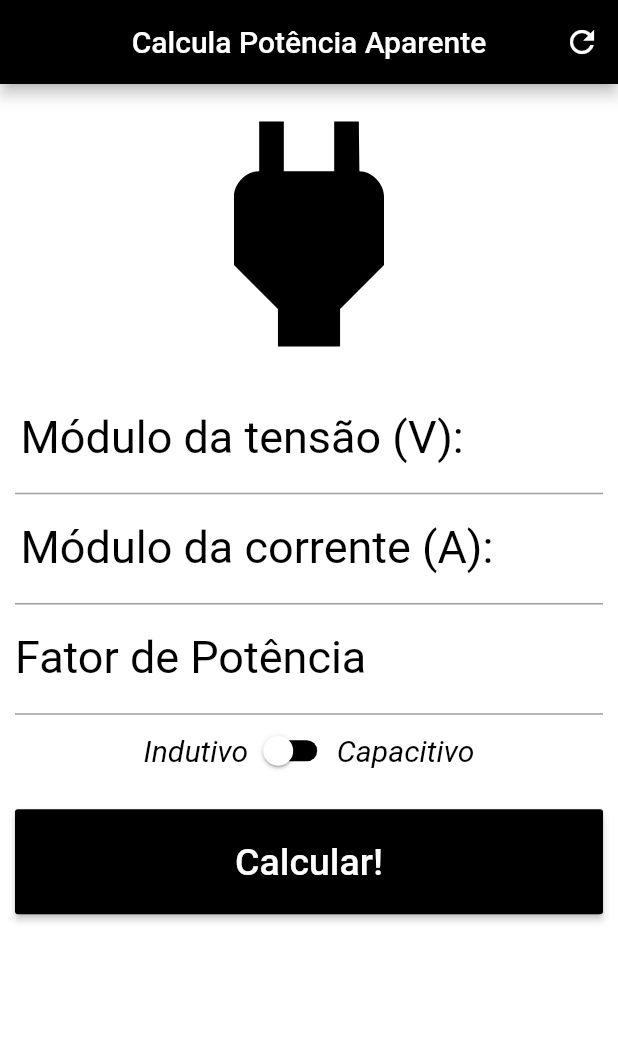
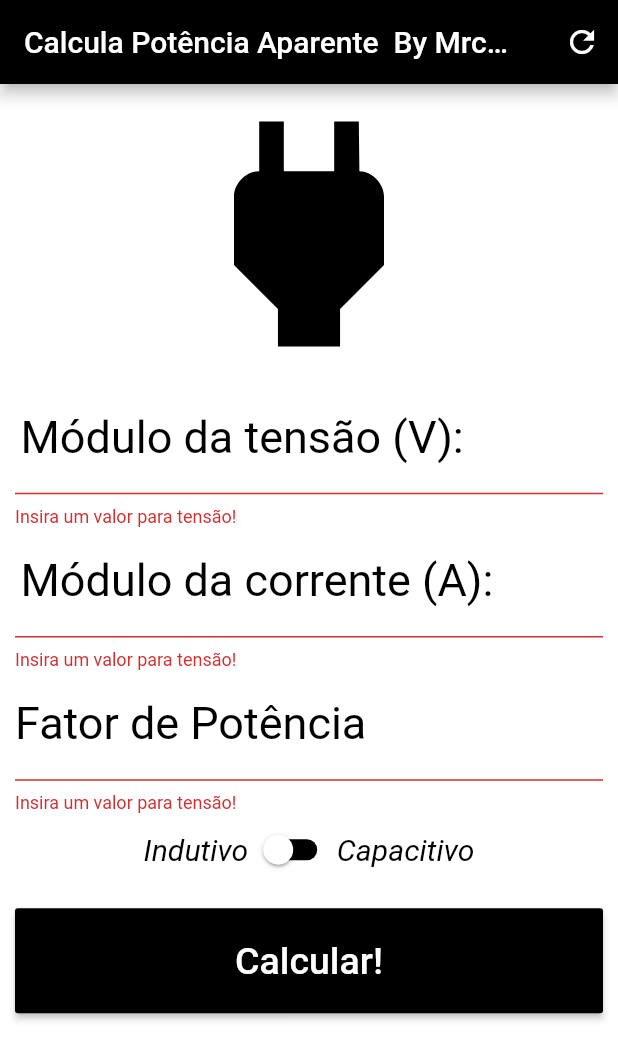
Before and after one commit to mrcsantos1/Potencia-Aparente-App, a Flutter app: the screen it shows after launch, after a tap on "Calcular!", on a phone screen of 412 x 824 dp. Shown: the top 1060 px of the screen. Run offline on Flutter 3.47's test engine with Material 2 defaults, Android fonts, the phone set to English and light mode, and no system bars; our stand-ins replace validators.

Commit message:
App pronto - versao 1.0 - OK

```diff
--- a/lib/main.dart
+++ b/lib/main.dart
@@ -1,9 +1,16 @@
 import 'dart:math';
-
+import 'package:flutter/widgets.dart';
+import 'package:validators/validators.dart';
 import 'package:flutter/cupertino.dart';
 import 'package:flutter/material.dart';
+import 'package:flutter/services.Dart';
 
 void main() {
+  SystemChrome.setSystemUIOverlayStyle(SystemUiOverlayStyle(
+    systemNavigationBarColor: Colors.black, // navigation bar color
+    statusBarColor: Colors.black, // status bar color
+    statusBarBrightness: Brightness.dark,
+  ));
   runApp(MaterialApp(
     home: Home(),
   ));
@@ -15,6 +22,8 @@ class Home extends StatefulWidget {
 }
 
 class _HomeState extends State<Home> {
+  GlobalKey<FormState> _formKey = GlobalKey<FormState>();
+
   TextEditingController tensaoController = TextEditingController();
   TextEditingController correnteController = TextEditingController();
   TextEditingController fatorPotenciaController = TextEditingController();
@@ -27,6 +36,7 @@ class _HomeState extends State<Home> {
   bool _indutivo = false;
 
   void _resetFields() {
+    setState(() {
       tensaoController.text = "";
       correnteController.text = "";
       fatorPotenciaController.text = "";
@@ -34,6 +44,8 @@ class _HomeState extends State<Home> {
       _infoText2 = "";
       _infoText3 = "";
       _infoText4 = "";
+      _formKey = GlobalKey<FormState>();
+    });
   }
 
   void _calculate() {
@@ -48,17 +60,20 @@ class _HomeState extends State<Home> {
       double p = smod * fp;
 
       double q = smod * sin(fp);
-
+      ang = -ang * 180 / pi;
       if (_indutivo) {
-        _infoText1 = "S polar = $smod, ${-ang * 180 / pi}°\tVA";
-        _infoText2 = "P = $p\tW";
-        _infoText3 = "Q = -$q\tVAr";
-        _infoText4 = "S ret = $p - j$q";
+        _infoText1 =
+            "S polar = ${smod.toStringAsPrecision(4)}, ${ang.toStringAsPrecision(4)}°\tVA";
+        _infoText2 = "P = ${p.toStringAsPrecision(4)}\tW";
+        _infoText3 = "Q = -${q.toStringAsPrecision(4)}\tVAr";
+        _infoText4 =
+            "S ret = ${p.toStringAsPrecision(4)} - j${q.toStringAsPrecision(4)}";
       } else if (!_indutivo) {
-        _infoText1 = "S polar = $smod, ${ang * 180 / pi}°\tVA";
-        _infoText2 = "P = $p\tW";
-        _infoText3 = "Q = $q\tVAr";
-        _infoText4 = "S ret = $p + j$q";
+        _infoText1 = "S polar = $smod, ${ang.toStringAsPrecision(4)}°\tVA";
+        _infoText2 = "P = ${p.toStringAsPrecision(4)}\tW";
+        _infoText3 = "Q = ${q.toStringAsPrecision(4)}\tVAr";
+        _infoText4 =
+            "S ret = ${p.toStringAsPrecision(4)} + j${q.toStringAsPrecision(4)}";
       }
     });
   }
@@ -67,7 +82,7 @@ class _HomeState extends State<Home> {
   Widget build(BuildContext context) {
     return Scaffold(
         appBar: AppBar(
-          title: Text("Calcula Potência Aparente"),
+          title: Text("Calcula Potência Aparente \tBy MrcSantos"),
           centerTitle: true,
           backgroundColor: Colors.black,
           actions: <Widget>[
@@ -77,9 +92,11 @@ class _HomeState extends State<Home> {
             )
           ],
         ),
-        backgroundColor: Colors.white30,
+        backgroundColor: Colors.white60,
         body: SingleChildScrollView(
             padding: EdgeInsets.fromLTRB(10.0, 0.0, 10.0, 0.0),
+            child: Form(
+              key: _formKey,
               child: Column(
                 crossAxisAlignment: CrossAxisAlignment.stretch,
                 children: <Widget>[
@@ -88,35 +105,76 @@ class _HomeState extends State<Home> {
                     size: 200.0,
                     color: Colors.black,
                   ),
-              TextField(
+                  TextFormField(
                     keyboardType: TextInputType.number,
                     cursorColor: Colors.black,
                     decoration: InputDecoration(
                       labelText: "Módulo da tensão (V): ",
-                    labelStyle: TextStyle(color: Colors.black, fontSize: 30.0)),
+                      labelStyle:
+                          TextStyle(color: Colors.black, fontSize: 30.0),
+                      focusedBorder: UnderlineInputBorder(
+                        borderSide: BorderSide(
+                            color: Colors.white, style: BorderStyle.solid),
+                      ),
+                    ),
                     textAlign: TextAlign.center,
                     style: TextStyle(color: Colors.white, fontSize: 20.0),
                     controller: tensaoController,
+                    validator: (value) {
+                      if (value.isEmpty) {
+                        return "Insira um valor para tensão!";
+                      }
+                      if (!isFloat(value)) {
+                        return "Digite apenas números!";
+                      }
+                    },
                   ),
-              TextField(
+                  TextFormField(
                     keyboardType: TextInputType.number,
                     cursorColor: Colors.black,
                     decoration: InputDecoration(
                         labelText: "Módulo da corrente (A): ",
-                    labelStyle: TextStyle(color: Colors.black, fontSize: 30.0)),
+                        labelStyle:
+                            TextStyle(color: Colors.black, fontSize: 30.0),
+                        focusedBorder: UnderlineInputBorder(
+                          borderSide: BorderSide(
+                              color: Colors.white, style: BorderStyle.solid),
+                        )),
                     textAlign: TextAlign.center,
                     style: TextStyle(color: Colors.white, fontSize: 20.0),
                     controller: correnteController,
+                    validator: (value) {
+                      if (value.isEmpty) {
+                        return "Insira um valor para tensão!";
+                      }
+                      if (!isFloat(value)) {
+                        return "Digite apenas números!";
+                      }
+                    },
                   ),
-              TextField(
+                  TextFormField(
                     keyboardType: TextInputType.number,
                     cursorColor: Colors.black,
                     decoration: InputDecoration(
                         labelText: "Fator de Potência",
-                    labelStyle: TextStyle(color: Colors.black, fontSize: 30.0)),
+                        labelStyle:
+                            TextStyle(color: Colors.black, fontSize: 30.0),
+                        focusedBorder: UnderlineInputBorder(
+                          borderSide: BorderSide(
+                              color: Colors.white, style: BorderStyle.solid),
+                        )),
                     textAlign: TextAlign.center,
                     style: TextStyle(color: Colors.white, fontSize: 20.0),
                     controller: fatorPotenciaController,
+                    validator: (value) {
+                      if (value.isEmpty) {
+                        return "Insira um valor para tensão!";
+                      }
+                      if (!isFloat(value)) {
+                        return "Digite apenas números!";
+                        // ignore: missing_return, missing_return, missing_return, missing_return
+                      }
+                    },
                   ),
                   Row(
                     mainAxisAlignment: MainAxisAlignment.center,
@@ -154,10 +212,15 @@ class _HomeState extends State<Home> {
                     child: Container(
                         height: 70.0,
                         child: RaisedButton(
-                      onPressed: _calculate,
+                          onPressed: () {
+                            if (_formKey.currentState.validate()) {
+                              _calculate();
+                            }
+                          },
                           child: Text(
                             "Calcular!",
-                        style: TextStyle(color: Colors.white, fontSize: 25.0),
+                            style:
+                                TextStyle(color: Colors.white, fontSize: 25.0),
                           ),
                           color: Colors.black,
                         )),
@@ -201,6 +264,6 @@ class _HomeState extends State<Home> {
                   )
                 ],
               ),
-        ));
+            )));
   }
 }
```
Also changed, not shown: pubspec.yaml (+10 -0 lines), assets/launcher/icon.png (added), pubspec.lock, 41 other files. Lines whose indentation alone changed are shown as unchanged.
